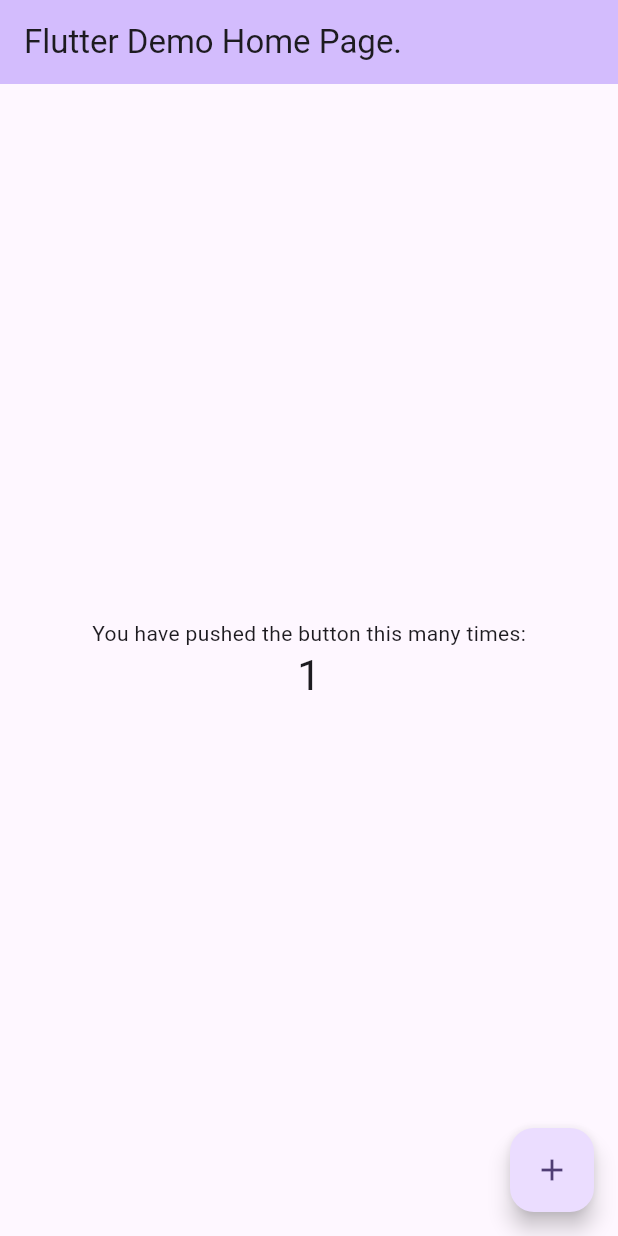
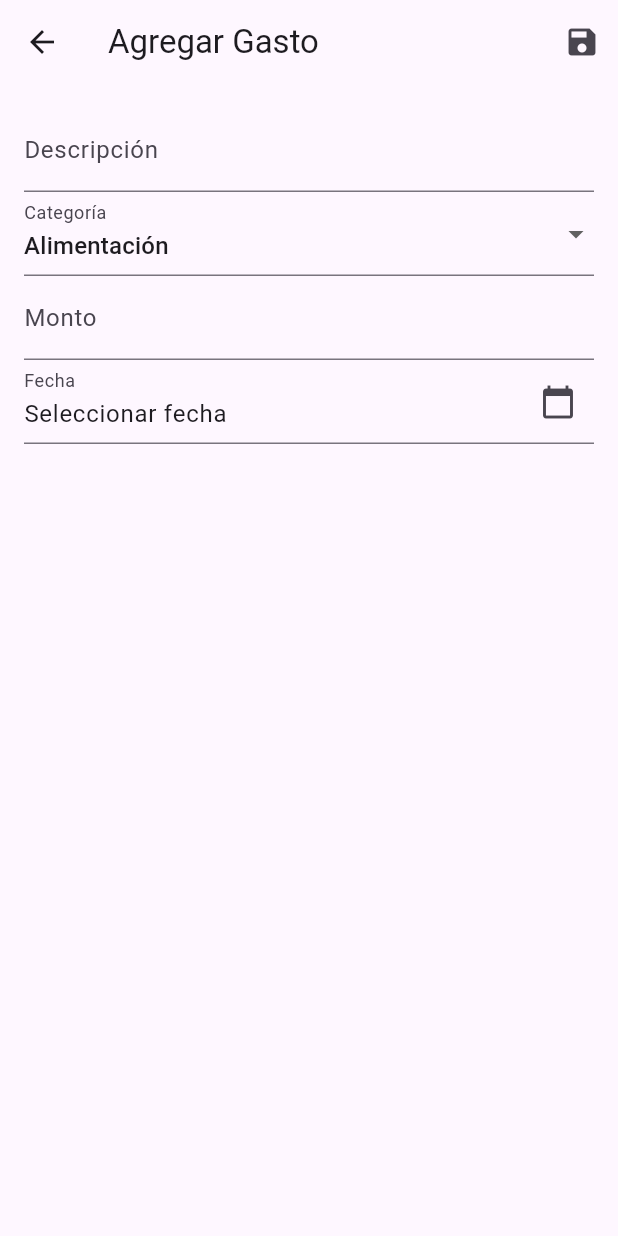
Before and after one commit to memunozcampos/control_de_gastos_personales, a Flutter app: the screen it shows after launch, after a tap on the "add" icon, on a phone screen of 412 x 824 dp. Run offline on Flutter 3.47's test engine with Material 3 defaults, Android fonts, the phone set to English and light mode, and no system bars; our stand-ins replace sqflite; accounts and stored records are empty.

Commit message:
Agregado punto de entrada de aplicación para pruebas

```diff
--- a/lib/main.dart
+++ b/lib/main.dart
@@ -1,122 +1,143 @@
+// El código de las vistas está hardcodeado para mostrar datos ficticios de gastos.
 import 'package:flutter/material.dart';
+import '/modelos/gastos.dart';
+import '/servicios/gestion_gastos.dart';
+import '/vistas/agregar_gasto.dart';
 
-void main() {
-  runApp(const MyApp());
+void main() async {
+  WidgetsFlutterBinding.ensureInitialized();
+  await _insertarDatosFicticios(); // Insertar datos al iniciar
+  runApp(MyApp());
+}
+
+// Función para agregar gastos de prueba
+Future<void> _insertarDatosFicticios() async {
+  final gestor = GestorGastos();
+  final List<Gasto> gastos = [
+    Gasto(
+      descripcion: "Cena en restaurante",
+      categoria: "Alimentación",
+      monto: 45.75,
+      fecha: DateTime(2023, 10, 20),
+    ),
+    Gasto(
+      descripcion: "Gasolina",
+      categoria: "Transporte",
+      monto: 30.00,
+      fecha: DateTime(2023, 10, 21),
+    ),
+  ];
+
+  for (var gasto in gastos) {
+    await gestor.insertarGasto(gasto);
+  }
 }
 
 class MyApp extends StatelessWidget {
   const MyApp({super.key});
 
-  // This widget is the root of your application.
   @override
   Widget build(BuildContext context) {
     return MaterialApp(
-      title: 'Flutter Demo',
-      theme: ThemeData(
-        // This is the theme of your application.
-        //
-        // TRY THIS: Try running your application with "flutter run". You'll see
-        // the application has a purple toolbar. Then, without quitting the app,
-        // try changing the seedColor in the colorScheme below to Colors.green
-        // and then invoke "hot reload" (save your changes or press the "hot
-        // reload" button in a Flutter-supported IDE, or press "r" if you used
-        // the command line to start the app).
-        //
-        // Notice that the counter didn't reset back to zero; the application
-        // state is not lost during the reload. To reset the state, use hot
-        // restart instead.
-        //
-        // This works for code too, not just values: Most code changes can be
-        // tested with just a hot reload.
-        colorScheme: ColorScheme.fromSeed(seedColor: Colors.deepPurple),
-      ),
-      home: const MyHomePage(title: 'Flutter Demo Home Page.'),
+      title: 'Control de Gastos',
+      theme: ThemeData(primarySwatch: Colors.blue),
+      home: PantallaInicio(),
     );
   }
 }
 
-class MyHomePage extends StatefulWidget {
-  const MyHomePage({super.key, required this.title});
-
-  // This widget is the home page of your application. It is stateful, meaning
-  // that it has a State object (defined below) that contains fields that affect
-  // how it looks.
-
-  // This class is the configuration for the state. It holds the values (in this
-  // case the title) provided by the parent (in this case the App widget) and
-  // used by the build method of the State. Fields in a Widget subclass are
-  // always marked "final".
-
-  final String title;
+class PantallaInicio extends StatefulWidget {
+  const PantallaInicio({super.key});
 
   @override
-  State<MyHomePage> createState() => _MyHomePageState();
+  // ignore: library_private_types_in_public_api
+  _PantallaInicioState createState() => _PantallaInicioState();
 }
 
-class _MyHomePageState extends State<MyHomePage> {
-  int _counter = 0;
+class _PantallaInicioState extends State<PantallaInicio> {
+  final GestorGastos _gestor = GestorGastos();
+  List<Gasto> _gastos = [];
+  double _totalGastos = 0.0;
 
-  void _incrementCounter() {
+  @override
+  void initState() {
+    super.initState();
+    _cargarGastos();
+  }
+
+  Future<void> _cargarGastos() async {
+    final gastos = await _gestor.obtenerGastos();
     setState(() {
-      // This call to setState tells the Flutter framework that something has
-      // changed in this State, which causes it to rerun the build method below
-      // so that the display can reflect the updated values. If we changed
-      // _counter without calling setState(), then the build method would not be
-      // called again, and so nothing would appear to happen.
-      _counter++;
+      _gastos = gastos;
+      _totalGastos = _calcularTotal(gastos);
     });
+  }
+
+  double _calcularTotal(List<Gasto> gastos) {
+    return gastos.fold(0.0, (sum, gasto) => sum + gasto.monto);
   }
 
   @override
   Widget build(BuildContext context) {
-    // This method is rerun every time setState is called, for instance as done
-    // by the _incrementCounter method above.
-    //
-    // The Flutter framework has been optimized to make rerunning build methods
-    // fast, so that you can just rebuild anything that needs updating rather
-    // than having to individually change instances of widgets.
     return Scaffold(
-      appBar: AppBar(
-        // TRY THIS: Try changing the color here to a specific color (to
-        // Colors.amber, perhaps?) and trigger a hot reload to see the AppBar
-        // change color while the other colors stay the same.
-        backgroundColor: Theme.of(context).colorScheme.inversePrimary,
-        // Here we take the value from the MyHomePage object that was created by
-        // the App.build method, and use it to set our appbar title.
-        title: Text(widget.title),
-      ),
-      body: Center(
-        // Center is a layout widget. It takes a single child and positions it
-        // in the middle of the parent.
-        child: Column(
-          // Column is also a layout widget. It takes a list of children and
-          // arranges them vertically. By default, it sizes itself to fit its
-          // children horizontally, and tries to be as tall as its parent.
-          //
-          // Column has various properties to control how it sizes itself and
-          // how it positions its children. Here we use mainAxisAlignment to
-          // center the children vertically; the main axis here is the vertical
-          // axis because Columns are vertical (the cross axis would be
-          // horizontal).
-          //
-          // TRY THIS: Invoke "debug painting" (choose the "Toggle Debug Paint"
-          // action in the IDE, or press "p" in the console), to see the
-          // wireframe for each widget.
-          mainAxisAlignment: MainAxisAlignment.center,
-          children: <Widget>[
-            const Text('You have pushed the button this many times:'),
-            Text(
-              '$_counter',
-              style: Theme.of(context).textTheme.headlineMedium,
+      appBar: AppBar(title: const Text('Mis Gastos')),
+      body: Column(
+        children: [
+          // Widget de Resumen
+          _ResumenGastos(total: _totalGastos),
+          // Lista de Gastos
+          Expanded(
+            child: ListView.builder(
+              itemCount: _gastos.length,
+              itemBuilder: (context, index) {
+                final gasto = _gastos[index];
+                return ListTile(
+                  title: Text(gasto.descripcion),
+                  subtitle: Text(
+                    '${gasto.categoria} - ${gasto.fecha.toString().substring(0, 10)}',
+                  ),
+                  trailing: Text('\$${gasto.monto.toStringAsFixed(2)}'),
+                );
+              },
             ),
-          ],
-        ),
+          ),
+        ],
       ),
       floatingActionButton: FloatingActionButton(
-        onPressed: _incrementCounter,
-        tooltip: 'Increment',
-        child: const Icon(Icons.add),
-      ), // This trailing comma makes auto-formatting nicer for build methods.
+        child: Icon(Icons.add),
+        onPressed: () async {
+          await Navigator.push(
+            context,
+            MaterialPageRoute(builder: (_) => PantallaAgregarGasto()),
+          );
+          _cargarGastos(); // Actualizar lista al regresar
+        },
+      ),
     );
   }
 }
+
+// Widget para mostrar el resumen de gastos
+class _ResumenGastos extends StatelessWidget {
+  final double total;
+
+  const _ResumenGastos({required this.total});
+
+  @override
+  Widget build(BuildContext context) {
+    return Container(
+      padding: EdgeInsets.all(16),
+      color: Colors.blue[50],
+      child: Row(
+        mainAxisAlignment: MainAxisAlignment.spaceBetween,
+        children: [
+          Text('Total Gastado:', style: TextStyle(fontSize: 18)),
+          Text(
+            '\$${total.toStringAsFixed(2)}',
+            style: TextStyle(fontSize: 20, fontWeight: FontWeight.bold),
+          ),
+        ],
+      ),
+    );
+  }
+}
--- /dev/null
+++ b/lib/main_.dart
@@ -0,0 +1,122 @@
+import 'package:flutter/material.dart';
+
+void main() {
+  runApp(const MyApplication());
+}
+
+class MyApplication extends StatelessWidget {
+  const MyApplication({super.key});
+
+  // This widget is the root of your application.
+  @override
+  Widget build(BuildContext context) {
+    return MaterialApp(
+      title: 'Flutter Demo',
+      theme: ThemeData(
+        // This is the theme of your application.
+        //
+        // TRY THIS: Try running your application with "flutter run". You'll see
+        // the application has a purple toolbar. Then, without quitting the app,
+        // try changing the seedColor in the colorScheme below to Colors.green
+        // and then invoke "hot reload" (save your changes or press the "hot
+        // reload" button in a Flutter-supported IDE, or press "r" if you used
+        // the command line to start the app).
+        //
+        // Notice that the counter didn't reset back to zero; the application
+        // state is not lost during the reload. To reset the state, use hot
+        // restart instead.
+        //
+        // This works for code too, not just values: Most code changes can be
+        // tested with just a hot reload.
+        colorScheme: ColorScheme.fromSeed(seedColor: Colors.deepPurple),
+      ),
+      home: const MyHomePage(title: 'Flutter Demo Home Page.'),
+    );
+  }
+}
+
+class MyHomePage extends StatefulWidget {
+  const MyHomePage({super.key, required this.title});
+
+  // This widget is the home page of your application. It is stateful, meaning
+  // that it has a State object (defined below) that contains fields that affect
+  // how it looks.
+
+  // This class is the configuration for the state. It holds the values (in this
+  // case the title) provided by the parent (in this case the App widget) and
+  // used by the build method of the State. Fields in a Widget subclass are
+  // always marked "final".
+
+  final String title;
+
+  @override
+  State<MyHomePage> createState() => _MyHomePageState();
+}
+
+class _MyHomePageState extends State<MyHomePage> {
+  int _counter = 0;
+
+  void _incrementCounter() {
+    setState(() {
+      // This call to setState tells the Flutter framework that something has
+      // changed in this State, which causes it to rerun the build method below
+      // so that the display can reflect the updated values. If we changed
+      // _counter without calling setState(), then the build method would not be
+      // called again, and so nothing would appear to happen.
+      _counter++;
+    });
+  }
+
+  @override
+  Widget build(BuildContext context) {
+    // This method is rerun every time setState is called, for instance as done
+    // by the _incrementCounter method above.
+    //
+    // The Flutter framework has been optimized to make rerunning build methods
+    // fast, so that you can just rebuild anything that needs updating rather
+    // than having to individually change instances of widgets.
+    return Scaffold(
+      appBar: AppBar(
+        // TRY THIS: Try changing the color here to a specific color (to
+        // Colors.amber, perhaps?) and trigger a hot reload to see the AppBar
+        // change color while the other colors stay the same.
+        backgroundColor: Theme.of(context).colorScheme.inversePrimary,
+        // Here we take the value from the MyHomePage object that was created by
+        // the App.build method, and use it to set our appbar title.
+        title: Text(widget.title),
+      ),
+      body: Center(
+        // Center is a layout widget. It takes a single child and positions it
+        // in the middle of the parent.
+        child: Column(
+          // Column is also a layout widget. It takes a list of children and
+          // arranges them vertically. By default, it sizes itself to fit its
+          // children horizontally, and tries to be as tall as its parent.
+          //
+          // Column has various properties to control how it sizes itself and
+          // how it positions its children. Here we use mainAxisAlignment to
+          // center the children vertically; the main axis here is the vertical
+          // axis because Columns are vertical (the cross axis would be
+          // horizontal).
+          //
+          // TRY THIS: Invoke "debug painting" (choose the "Toggle Debug Paint"
+          // action in the IDE, or press "p" in the console), to see the
+          // wireframe for each widget.
+          mainAxisAlignment: MainAxisAlignment.center,
+          children: <Widget>[
+            const Text('You have pushed the button this many times:'),
+            Text(
+              '$_counter',
+              style: Theme.of(context).textTheme.headlineMedium,
+            ),
+          ],
+        ),
+      ),
+      floatingActionButton: FloatingActionButton(
+        onPressed: _incrementCounter,
+        tooltip: 'Increment',
+        child: const Icon(Icons.add),
+      ), // This trailing comma makes auto-formatting nicer for build methods.
+    );
+  }
+}
--- a/lib/vistas/agregar_gasto.dart
+++ b/lib/vistas/agregar_gasto.dart
@@ -0,0 +1,120 @@
+// El código de las vistas está hardcodeado para mostrar datos ficticios de gastos.
+import 'package:flutter/material.dart';
+import '../modelos/gastos.dart';
+import '../servicios/gestion_gastos.dart';
+import '../utilidades/validadores.dart';
+
+class PantallaAgregarGasto extends StatefulWidget {
+  const PantallaAgregarGasto({super.key});
+
+  @override
+  // ignore: library_private_types_in_public_api
+  _PantallaAgregarGastoState createState() => _PantallaAgregarGastoState();
+}
+
+class _PantallaAgregarGastoState extends State<PantallaAgregarGasto> {
+  final _formKey = GlobalKey<FormState>();
+  final _descripcionController = TextEditingController();
+  final _montoController = TextEditingController();
+  final List<String> _categorias = [
+    'Alimentación',
+    'Transporte',
+    'Ocio',
+    'Otros',
+  ];
+  String _categoriaSeleccionada = 'Alimentación';
+  DateTime? _fechaSeleccionada;
+
+  Future<void> _seleccionarFecha(BuildContext context) async {
+    final fecha = await showDatePicker(
+      context: context,
+      initialDate: DateTime.now(),
+      firstDate: DateTime(2000),
+      lastDate: DateTime.now(),
+    );
+    if (fecha != null) {
+      setState(() => _fechaSeleccionada = fecha);
+    }
+  }
+
+  Future<void> _guardarGasto() async {
+    if (_formKey.currentState!.validate() && _fechaSeleccionada != null) {
+      final nuevoGasto = Gasto(
+        descripcion: _descripcionController.text,
+        categoria: _categoriaSeleccionada,
+        monto: double.parse(_montoController.text),
+        fecha: _fechaSeleccionada!,
+      );
+
+      await GestorGastos().insertarGasto(nuevoGasto);
+      // ignore: use_build_context_synchronously
+      Navigator.pop(context);
+    }
+  }
+
+  @override
+  Widget build(BuildContext context) {
+    return Scaffold(
+      appBar: AppBar(
+        title: Text('Agregar Gasto'),
+        actions: [IconButton(icon: Icon(Icons.save), onPressed: _guardarGasto)],
+      ),
+      body: Padding(
+        padding: EdgeInsets.all(16),
+        child: Form(
+          key: _formKey,
+          child: SingleChildScrollView(
+            child: Column(
+              children: [
+                // Campo: Descripción
+                TextFormField(
+                  controller: _descripcionController,
+                  decoration: InputDecoration(labelText: 'Descripción'),
+                  validator:
+                      (valor) => validarCampoNoVacio(valor, 'La descripción'),
+                ),
+                // Campo: Categoría
+                DropdownButtonFormField<String>(
+                  value: _categoriaSeleccionada,
+                  items:
+                      _categorias.map((categoria) {
+                        return DropdownMenuItem(
+                          value: categoria,
+                          child: Text(categoria),
+                        );
+                      }).toList(),
+                  onChanged:
+                      (valor) =>
+                          setState(() => _categoriaSeleccionada = valor!),
+                  decoration: InputDecoration(labelText: 'Categoría'),
+                ),
+                // Campo: Monto
+                TextFormField(
+                  controller: _montoController,
+                  keyboardType: TextInputType.numberWithOptions(decimal: true),
+                  decoration: InputDecoration(labelText: 'Monto'),
+                  validator: validarMonto,
+                ),
+                // Campo: Fecha
+                TextFormField(
+                  readOnly: true,
+                  onTap: () => _seleccionarFecha(context),
+                  decoration: InputDecoration(
+                    labelText: 'Fecha',
+                    suffixIcon: Icon(Icons.calendar_today),
+                  ),
+                  controller: TextEditingController(
+                    text:
+                        _fechaSeleccionada?.toString().substring(0, 10) ??
+                        'Seleccionar fecha',
+                  ),
+                  validator: (_) => validarFechaNoFutura(_fechaSeleccionada),
+                ),
+              ],
+            ),
+          ),
+        ),
+      ),
+    );
+  }
+}
```
Also changed, not shown: lib/servicios/gestion_gastos.dart (renamed from lib/servicios/gestion_gasos.dart).
